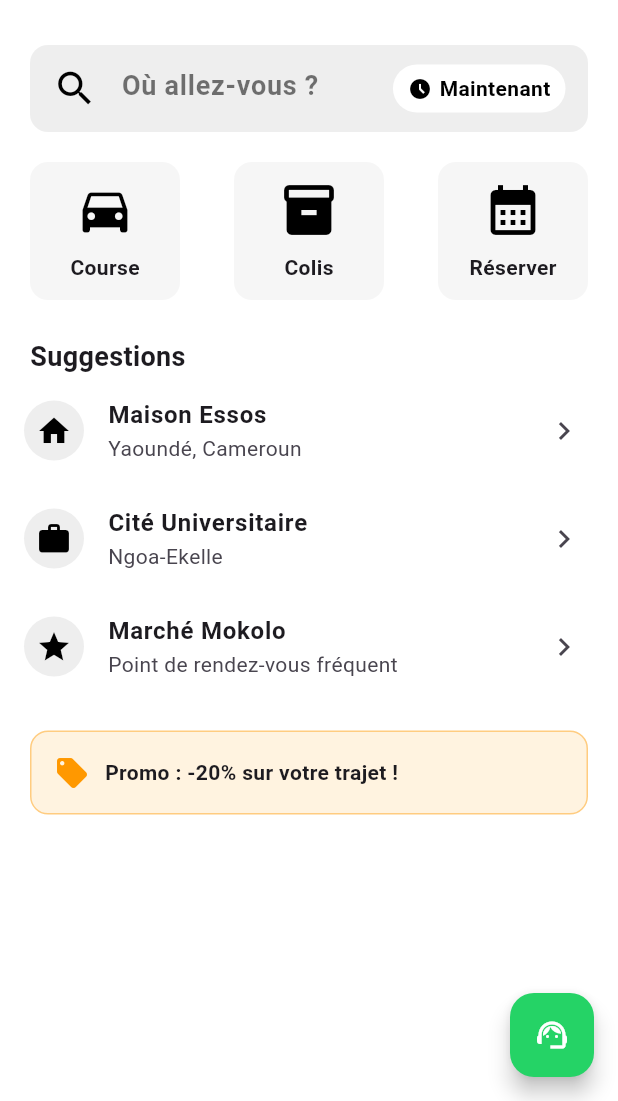
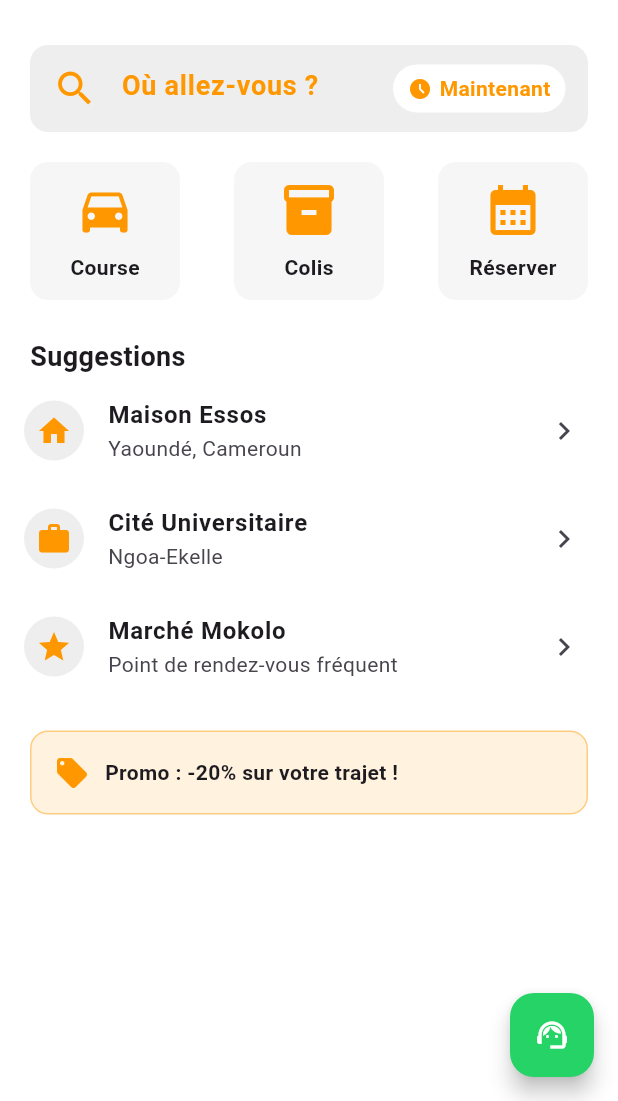
Before and after one commit to Takou237/Uber-cm, a Flutter app: the HomeScreen screen opened directly, on a phone screen of 412 x 824 dp, the part 135-1236 px from its top. Run offline on Flutter 3.47's test engine with Material 3 defaults, Android fonts, the phone set to English and light mode, and no system bars; our stand-ins replace appwrite, smooth_page_indicator; network calls fail.

Commit message:
Restauration complète du projet (version fluide)

```diff
--- a/lib/home_screen.dart
+++ b/lib/home_screen.dart
@@ -76,9 +76,9 @@ class _HomeScreenState extends State<HomeScreen> {
                 child: TextField(
                   decoration: InputDecoration(
                     hintText: "Où allez-vous ?",
-                    hintStyle: const TextStyle(fontSize: 18, fontWeight: FontWeight.bold, color: Colors.black54),
+                    hintStyle: const TextStyle(fontSize: 18, fontWeight: FontWeight.bold, color: Colors.orange),
                     border: InputBorder.none,
-                    icon: const Icon(Icons.search, color: Colors.black, size: 30),
+                    icon: const Icon(Icons.search, color: Colors.orange, size: 30),
                     suffixIcon: Container(
                       margin: const EdgeInsets.symmetric(vertical: 8),
                       padding: const EdgeInsets.symmetric(horizontal: 10),
@@ -86,9 +86,9 @@ class _HomeScreenState extends State<HomeScreen> {
                       child: const Row(
                         mainAxisSize: MainAxisSize.min,
                         children: [
-                          Icon(Icons.access_time_filled, size: 16, color: Colors.black),
+                          Icon(Icons.access_time_filled, size: 16, color: Colors.orange),
                           SizedBox(width: 5),
-                          Text("Maintenant", style: TextStyle(color: Colors.black, fontWeight: FontWeight.bold)),
+                          Text("Maintenant", style: TextStyle(color: Colors.orange, fontWeight: FontWeight.bold)),
                         ],
                       ),
                     ),
@@ -165,7 +165,7 @@ class _HomeScreenState extends State<HomeScreen> {
       ),
       child: Column(
         children: [
-          Icon(icon, size: 40, color: Colors.black),
+          Icon(icon, size: 40, color: Colors.orange),
           const SizedBox(height: 8),
           Text(title, style: const TextStyle(fontWeight: FontWeight.bold)),
         ],
@@ -177,7 +177,7 @@ class _HomeScreenState extends State<HomeScreen> {
     return ListTile(
       leading: CircleAvatar(
         backgroundColor: const Color(0xFFEEEEEE),
-        child: Icon(icon, color: Colors.black),
+        child: Icon(icon, color: Colors.orange),
       ),
       title: Text(title, style: const TextStyle(fontWeight: FontWeight.bold)),
       subtitle: Text(subtitle),
```
